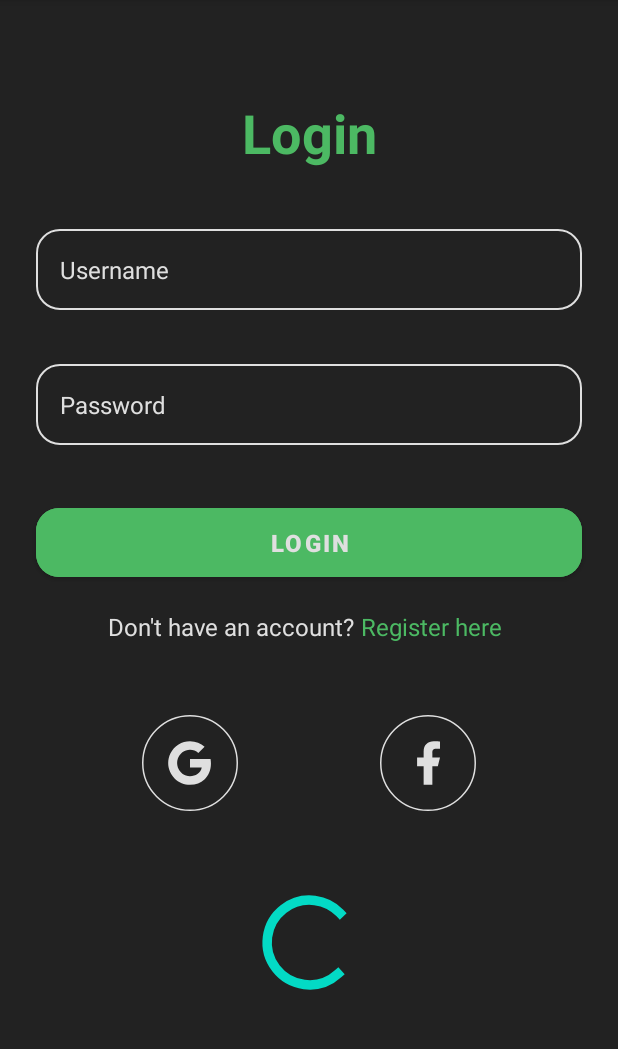
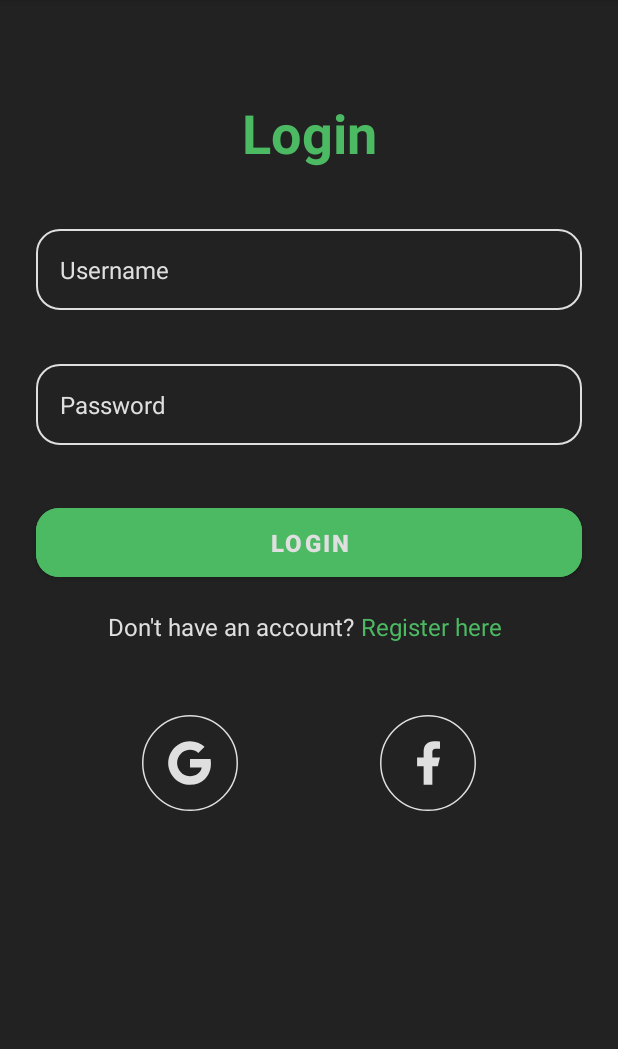
Before and after one commit to SyahranFD/DatabaseMovieAPI, an Android app: the LoginPage screen opened directly, with no data from a screen before it, on a phone screen of 412 x 824 dp, the part 84-1133 px from its top. Run offline under Robolectric (Android 15) with nearby library versions, the phone set to English and light mode, and no system bars.

Commit message:
style : [SF] add visibility progressbar

```diff
--- a/app/src/main/AndroidManifest.xml
+++ b/app/src/main/AndroidManifest.xml
@@ -1,6 +1,8 @@
 <?xml version="1.0" encoding="utf-8"?>
 <manifest xmlns:android="http://schemas.android.com/apk/res/android"
     xmlns:tools="http://schemas.android.com/tools">
+
+    <uses-permission android:name="android.permission.INTERNET" />
 
     <application
         android:allowBackup="true"
--- a/app/src/main/res/layout/activity_login_page.xml
+++ b/app/src/main/res/layout/activity_login_page.xml
@@ -139,7 +139,8 @@
         app:layout_constraintTop_toBottomOf="@id/layoutGoogleAndFacebook"
         app:layout_constraintStart_toStartOf="parent"
         app:layout_constraintEnd_toEndOf="parent"
-        android:layout_marginTop="50dp"/>
+        android:layout_marginTop="50dp"
+        android:visibility="invisible"/>
 
 
 </androidx.constraintlayout.widget.ConstraintLayout>
```
